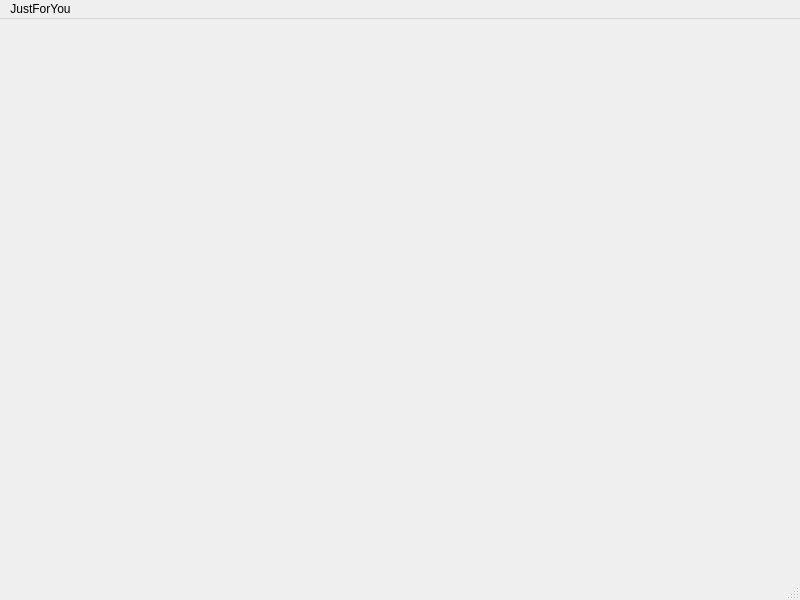
First picture: the form in modular_calc_jfy/window.ui, repository aurxl/modular-calc-jfy, before the edit.
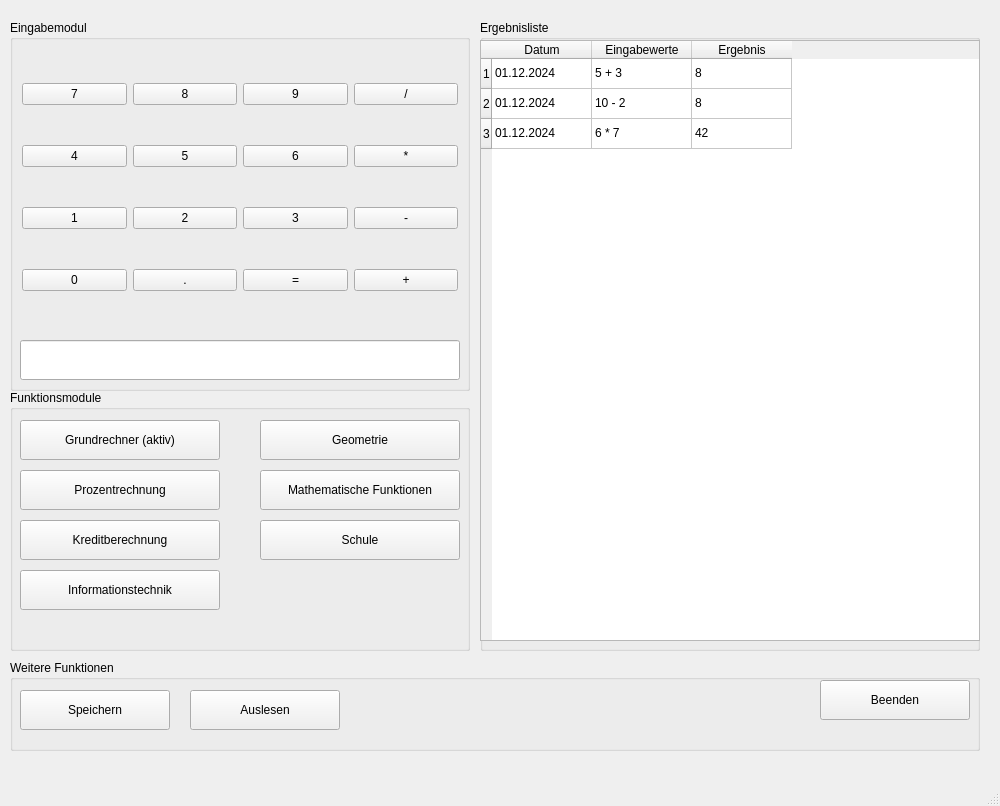
Second picture: the form after the edit.

Commit message: added prototype ui for start-module

The edit to the form file:
```diff
--- a/modular_calc_jfy/window.ui
+++ b/modular_calc_jfy/window.ui
@@ -6,30 +6,427 @@
    <rect>
     <x>0</x>
     <y>0</y>
-    <width>800</width>
-    <height>600</height>
+    <width>1000</width>
+    <height>806</height>
    </rect>
   </property>
   <property name="windowTitle">
    <string>MainWindow</string>
   </property>
-  <widget class="QWidget" name="centralwidget"/>
+  <widget class="QWidget" name="centralwidget">
+   <widget class="QGroupBox" name="input_module">
+    <property name="geometry">
+     <rect>
+      <x>10</x>
+      <y>20</y>
+      <width>460</width>
+      <height>371</height>
+     </rect>
+    </property>
+    <property name="title">
+     <string>Eingabemodul</string>
+    </property>
+    <property name="alignment">
+     <set>Qt::AlignLeading|Qt::AlignLeft|Qt::AlignTop</set>
+    </property>
+    <layout class="QGridLayout" name="gridLayout_calculator">
+     <property name="bottomMargin">
+      <number>60</number>
+     </property>
+     <item row="0" column="3">
+      <widget class="QPushButton" name="button_divide">
+       <property name="text">
+        <string>/</string>
+       </property>
+      </widget>
+     </item>
+     <item row="3" column="1">
+      <widget class="QPushButton" name="button_2">
+       <property name="text">
+        <string>2</string>
+       </property>
+      </widget>
+     </item>
+     <item row="4" column="0">
+      <widget class="QPushButton" name="button_0">
+       <property name="text">
+        <string>0</string>
+       </property>
+      </widget>
+     </item>
+     <item row="2" column="2">
+      <widget class="QPushButton" name="button_6">
+       <property name="text">
+        <string>6</string>
+       </property>
+      </widget>
+     </item>
+     <item row="3" column="2">
+      <widget class="QPushButton" name="button_3">
+       <property name="text">
+        <string>3</string>
+       </property>
+      </widget>
+     </item>
+     <item row="2" column="3">
+      <widget class="QPushButton" name="button_multiply">
+       <property name="text">
+        <string>*</string>
+       </property>
+      </widget>
+     </item>
+     <item row="2" column="1">
+      <widget class="QPushButton" name="button_5">
+       <property name="text">
+        <string>5</string>
+       </property>
+      </widget>
+     </item>
+     <item row="4" column="1">
+      <widget class="QPushButton" name="button_decimal">
+       <property name="text">
+        <string>.</string>
+       </property>
+      </widget>
+     </item>
+     <item row="3" column="3">
+      <widget class="QPushButton" name="button_minus">
+       <property name="text">
+        <string>-</string>
+       </property>
+      </widget>
+     </item>
+     <item row="0" column="2">
+      <widget class="QPushButton" name="button_9">
+       <property name="text">
+        <string>9</string>
+       </property>
+      </widget>
+     </item>
+     <item row="2" column="0">
+      <widget class="QPushButton" name="button_4">
+       <property name="text">
+        <string>4</string>
+       </property>
+      </widget>
+     </item>
+     <item row="4" column="2">
+      <widget class="QPushButton" name="button_equals">
+       <property name="text">
+        <string>=</string>
+       </property>
+      </widget>
+     </item>
+     <item row="4" column="3">
+      <widget class="QPushButton" name="button_plus">
+       <property name="text">
+        <string>+</string>
+       </property>
+      </widget>
+     </item>
+     <item row="3" column="0">
+      <widget class="QPushButton" name="button_1">
+       <property name="text">
+        <string>1</string>
+       </property>
+      </widget>
+     </item>
+     <item row="0" column="0">
+      <widget class="QPushButton" name="button_7">
+       <property name="text">
+        <string>7</string>
+       </property>
+      </widget>
+     </item>
+     <item row="0" column="1">
+      <widget class="QPushButton" name="button_8">
+       <property name="text">
+        <string>8</string>
+       </property>
+      </widget>
+     </item>
+    </layout>
+    <widget class="QLineEdit" name="calculator_display">
+     <property name="geometry">
+      <rect>
+       <x>10</x>
+       <y>320</y>
+       <width>440</width>
+       <height>40</height>
+      </rect>
+     </property>
+     <property name="readOnly">
+      <bool>true</bool>
+     </property>
+    </widget>
+   </widget>
+   <widget class="QGroupBox" name="module_selection">
+    <property name="geometry">
+     <rect>
+      <x>10</x>
+      <y>390</y>
+      <width>460</width>
+      <height>261</height>
+     </rect>
+    </property>
+    <property name="title">
+     <string>Funktionsmodule</string>
+    </property>
+    <widget class="QPushButton" name="button_basic_math">
+     <property name="geometry">
+      <rect>
+       <x>10</x>
+       <y>30</y>
+       <width>200</width>
+       <height>40</height>
+      </rect>
+     </property>
+     <property name="text">
+      <string>Grundrechner (aktiv)</string>
+     </property>
+    </widget>
+    <widget class="QPushButton" name="button_percentage">
+     <property name="geometry">
+      <rect>
+       <x>10</x>
+       <y>80</y>
+       <width>200</width>
+       <height>40</height>
+      </rect>
+     </property>
+     <property name="text">
+      <string>Prozentrechnung</string>
+     </property>
+    </widget>
+    <widget class="QPushButton" name="button_credit">
+     <property name="geometry">
+      <rect>
+       <x>10</x>
+       <y>130</y>
+       <width>200</width>
+       <height>40</height>
+      </rect>
+     </property>
+     <property name="text">
+      <string>Kreditberechnung</string>
+     </property>
+    </widget>
+    <widget class="QPushButton" name="button_percentage_2">
+     <property name="geometry">
+      <rect>
+       <x>250</x>
+       <y>30</y>
+       <width>200</width>
+       <height>40</height>
+      </rect>
+     </property>
+     <property name="text">
+      <string>Geometrie</string>
+     </property>
+    </widget>
+    <widget class="QPushButton" name="button_percentage_3">
+     <property name="geometry">
+      <rect>
+       <x>250</x>
+       <y>80</y>
+       <width>200</width>
+       <height>40</height>
+      </rect>
+     </property>
+     <property name="text">
+      <string>Mathematische Funktionen</string>
+     </property>
+    </widget>
+    <widget class="QPushButton" name="button_percentage_4">
+     <property name="geometry">
+      <rect>
+       <x>250</x>
+       <y>130</y>
+       <width>200</width>
+       <height>40</height>
+      </rect>
+     </property>
+     <property name="text">
+      <string>Schule</string>
+     </property>
+    </widget>
+    <widget class="QPushButton" name="button_credit_2">
+     <property name="geometry">
+      <rect>
+       <x>10</x>
+       <y>180</y>
+       <width>200</width>
+       <height>40</height>
+      </rect>
+     </property>
+     <property name="text">
+      <string>Informationstechnik</string>
+     </property>
+    </widget>
+   </widget>
+   <widget class="QGroupBox" name="result_list">
+    <property name="geometry">
+     <rect>
+      <x>480</x>
+      <y>20</y>
+      <width>500</width>
+      <height>631</height>
+     </rect>
+    </property>
+    <property name="title">
+     <string>Ergebnisliste</string>
+    </property>
+    <widget class="QTableWidget" name="table_calculations">
+     <property name="geometry">
+      <rect>
+       <x>0</x>
+       <y>20</y>
+       <width>500</width>
+       <height>601</height>
+      </rect>
+     </property>
+     <property name="mouseTracking">
+      <bool>false</bool>
+     </property>
+     <property name="layoutDirection">
+      <enum>Qt::LeftToRight</enum>
+     </property>
+     <property name="dragEnabled">
+      <bool>true</bool>
+     </property>
+     <property name="rowCount">
+      <number>3</number>
+     </property>
+     <property name="columnCount">
+      <number>3</number>
+     </property>
+     <row/>
+     <row/>
+     <row/>
+     <column>
+      <property name="text">
+       <string>Datum</string>
+      </property>
+     </column>
+     <column>
+      <property name="text">
+       <string>Eingabewerte</string>
+      </property>
+     </column>
+     <column>
+      <property name="text">
+       <string>Ergebnis</string>
+      </property>
+     </column>
+     <item row="0" column="0">
+      <property name="text">
+       <string>01.12.2024</string>
+      </property>
+     </item>
+     <item row="0" column="1">
+      <property name="text">
+       <string>5 + 3</string>
+      </property>
+     </item>
+     <item row="0" column="2">
+      <property name="text">
+       <string>8</string>
+      </property>
+     </item>
+     <item row="1" column="0">
+      <property name="text">
+       <string>01.12.2024</string>
+      </property>
+     </item>
+     <item row="1" column="1">
+      <property name="text">
+       <string>10 - 2</string>
+      </property>
+     </item>
+     <item row="1" column="2">
+      <property name="text">
+       <string>8</string>
+      </property>
+     </item>
+     <item row="2" column="0">
+      <property name="text">
+       <string>01.12.2024</string>
+      </property>
+     </item>
+     <item row="2" column="1">
+      <property name="text">
+       <string>6 * 7</string>
+      </property>
+     </item>
+     <item row="2" column="2">
+      <property name="text">
+       <string>42</string>
+      </property>
+     </item>
+    </widget>
+   </widget>
+   <widget class="QGroupBox" name="bottom_buttons">
+    <property name="geometry">
+     <rect>
+      <x>10</x>
+      <y>660</y>
+      <width>970</width>
+      <height>91</height>
+     </rect>
+    </property>
+    <property name="title">
+     <string>Weitere Funktionen</string>
+    </property>
+    <widget class="QPushButton" name="button_save">
+     <property name="geometry">
+      <rect>
+       <x>10</x>
+       <y>30</y>
+       <width>150</width>
+       <height>40</height>
+      </rect>
+     </property>
+     <property name="text">
+      <string>Speichern</string>
+     </property>
+    </widget>
+    <widget class="QPushButton" name="button_load">
+     <property name="geometry">
+      <rect>
+       <x>180</x>
+       <y>30</y>
+       <width>150</width>
+       <height>40</height>
+      </rect>
+     </property>
+     <property name="text">
+      <string>Auslesen</string>
+     </property>
+    </widget>
+    <widget class="QPushButton" name="button_load_2">
+     <property name="geometry">
+      <rect>
+       <x>810</x>
+       <y>20</y>
+       <width>150</width>
+       <height>40</height>
+      </rect>
+     </property>
+     <property name="text">
+      <string>Beenden</string>
+     </property>
+    </widget>
+   </widget>
+  </widget>
   <widget class="QMenuBar" name="menubar">
    <property name="geometry">
     <rect>
      <x>0</x>
      <y>0</y>
-     <width>800</width>
-     <height>23</height>
+     <width>1000</width>
+     <height>26</height>
     </rect>
    </property>
-   <widget class="QMenu" name="menuJustForYou">
-    <property name="title">
-     <string>JustForYou</string>
-    </property>
-    <addaction name="separator"/>
-   </widget>
-   <addaction name="menuJustForYou"/>
   </widget>
   <widget class="QStatusBar" name="statusbar"/>
  </widget>
```
Left out of the diff: 2 changed lines with no effect on the pictures.
